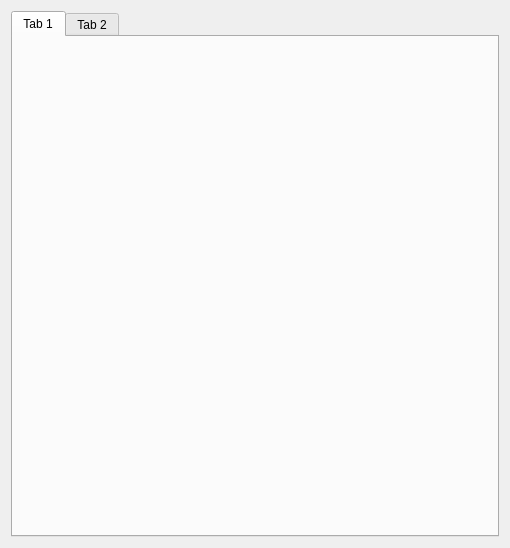
x-tools-author/x-tools, file src/qrcode/SAKQRCodeDialog.ui: the form before one commit.
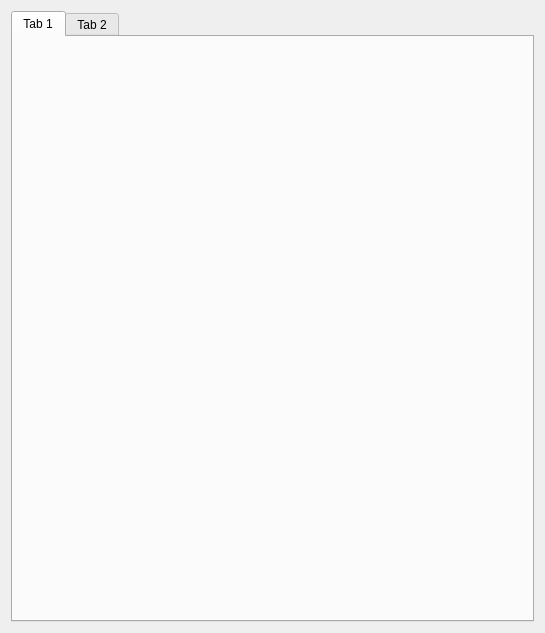
The form after the commit.

Commit message: add QR code window

The edit to the form file:
```diff
--- a/src/qrcode/SAKQRCodeDialog.ui
+++ b/src/qrcode/SAKQRCodeDialog.ui
@@ -6,8 +6,8 @@
    <rect>
     <x>0</x>
     <y>0</y>
-    <width>510</width>
-    <height>548</height>
+    <width>545</width>
+    <height>633</height>
    </rect>
   </property>
   <property name="windowTitle">
```
Left out of the diff: 6 changed lines with no effect on the pictures. The commit also changes 4 other files.
